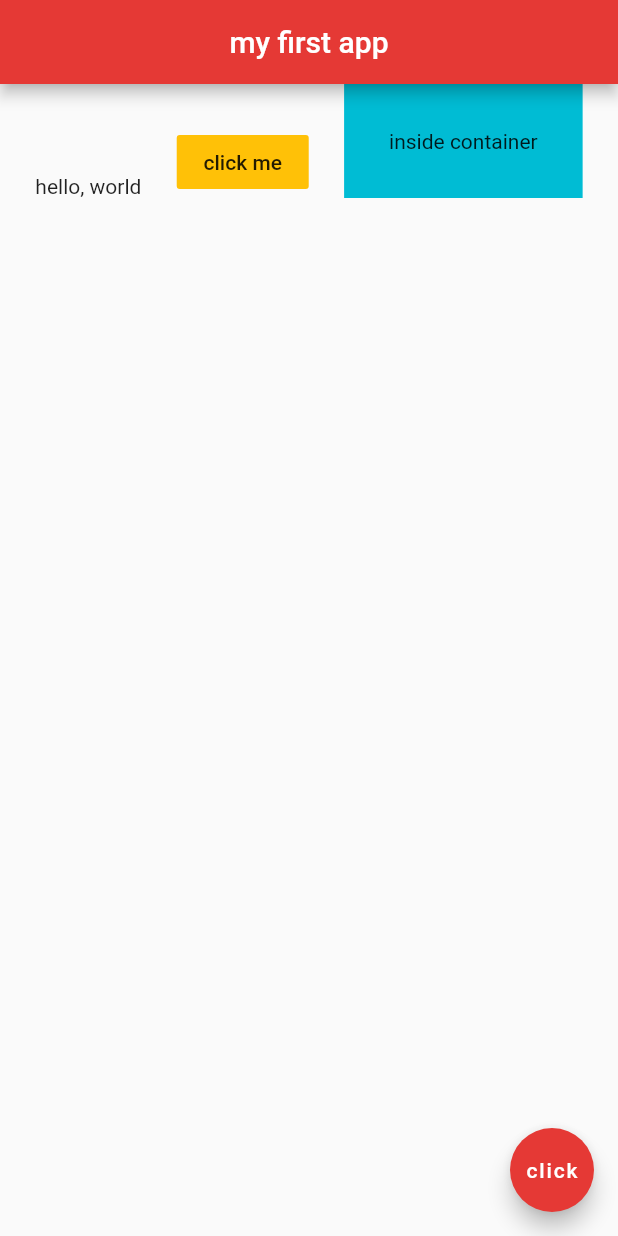
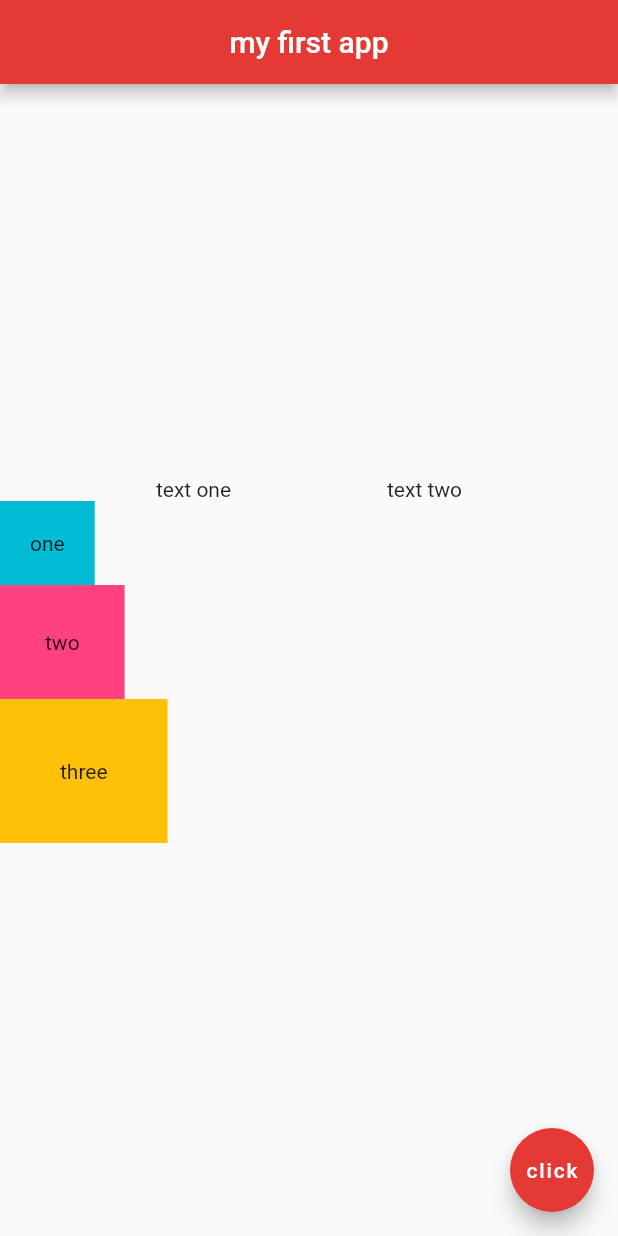
Before and after one commit to iamshaunjp/flutter-beginners-tutorial, a Flutter app: the screen it shows after launch, on a phone screen of 412 x 824 dp. Run offline on Flutter 3.47's test engine with Material 2 defaults, Android fonts, the phone set to English and light mode, and no system bars.

Commit message:
lesson-12

```diff
--- a/myapp/lib/main.dart
+++ b/myapp/lib/main.dart
@@ -13,20 +13,31 @@
           centerTitle: true,
           backgroundColor: Colors.red[600]
       ),
-      body: Row(
-        mainAxisAlignment: MainAxisAlignment.spaceEvenly,
-        crossAxisAlignment: CrossAxisAlignment.end,
+      body: Column(
+        mainAxisAlignment: MainAxisAlignment.center,
+        crossAxisAlignment: CrossAxisAlignment.start,
         children: <Widget>[
-          Text('hello, world'),
-          FlatButton(
-            onPressed: () {},
-            color: Colors.amber,
-            child: Text('click me'),
+          Row(
+            mainAxisAlignment: MainAxisAlignment.spaceEvenly,
+            children: <Widget>[
+              Text('text one'),
+              Text('text two'),
+            ],
           ),
           Container(
+            padding: EdgeInsets.all(20.0),
             color: Colors.cyan,
+            child: Text('one'),
+          ),
+          Container(
             padding: EdgeInsets.all(30.0),
-            child: Text('inside container')
+            color: Colors.pinkAccent,
+            child: Text('two'),
+          ),
+          Container(
+            padding: EdgeInsets.all(40.0),
+            color: Colors.amber,
+            child: Text('three'),
           ),
         ],
       ),
```
